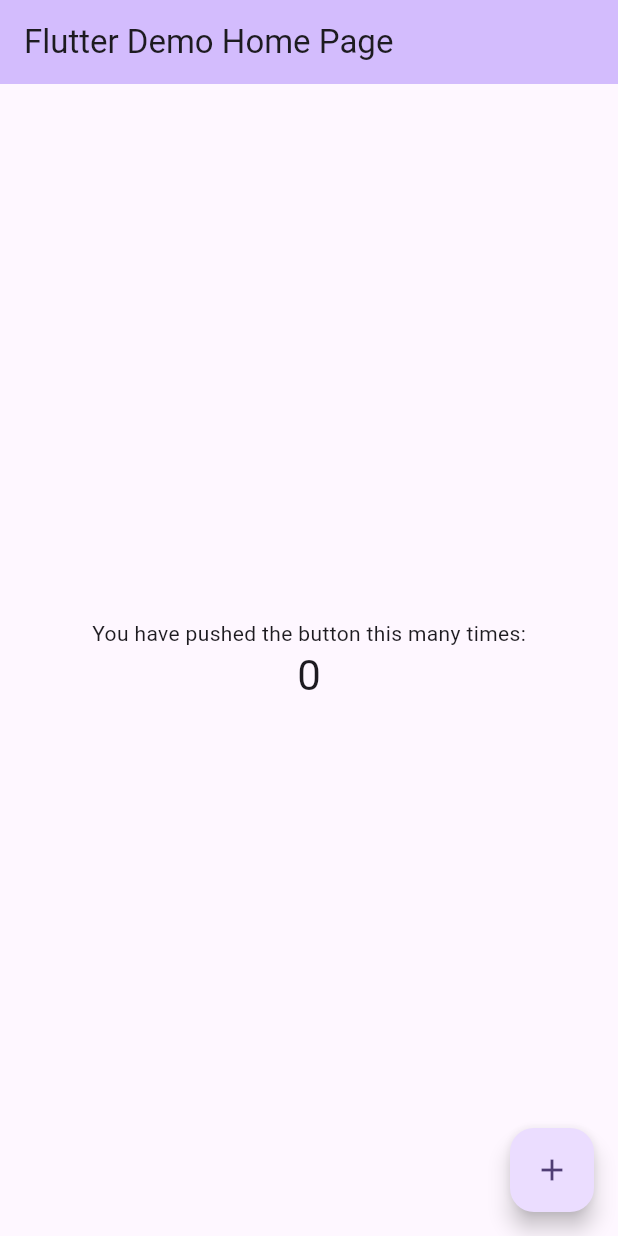
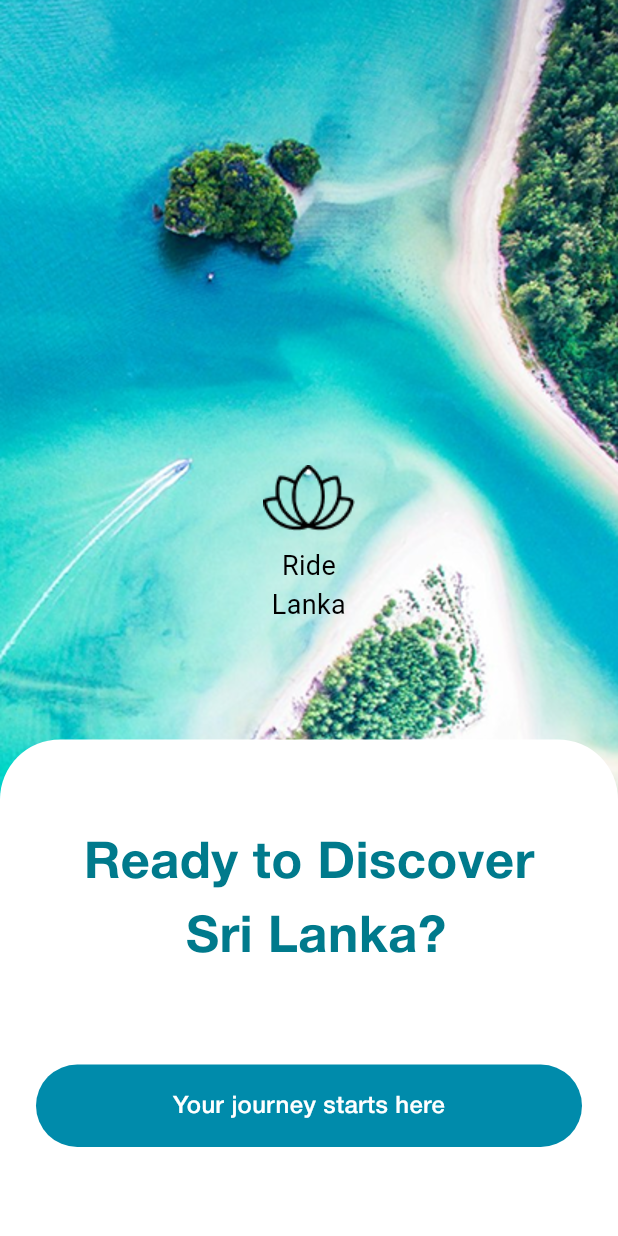
Before and after one commit to SithilSemitha/Ride-lanka-mobile-dev, a Flutter app: the screen it shows after launch, on a phone screen of 412 x 824 dp. Run offline on Flutter 3.47's test engine with Material 3 defaults, Android fonts, the light colour scheme and no system bars; our stand-ins replace google_fonts.

Commit message:
splash screen & landing screen implement

```diff
--- a/analysis_options.yaml
+++ b/analysis_options.yaml
@@ -7,6 +7,9 @@
 
 # The following line activates a set of recommended lints for Flutter apps,
 # packages, and plugins designed to encourage good coding practices.
+analyzer:
+  errors:
+    non_constant_identifier_names: ignore
 include: package:flutter_lints/flutter.yaml
 
 linter:
--- /dev/null
+++ b/lib/core/constants/app_assets.dart
@@ -0,0 +1,4 @@
+class AppAssets {
+  static const String logo = 'assets/images/logo.png';
+  static const String landBack = 'assets/images/landback.jpg';
+}
--- /dev/null
+++ b/lib/core/constants/app_colors.dart
@@ -0,0 +1,8 @@
+import 'package:flutter/material.dart';
+
+class AppColors {
+  static const Color primaryColor = Color(0xFF007A8C);
+  static const Color lowPrimaryColor = Color(0xFF008BAB);
+  static const Color white = Color.fromARGB(255, 255, 255, 255);
+  static const Color black = Colors.black;
+}
--- a/lib/main.dart
+++ b/lib/main.dart
@@ -1,4 +1,5 @@
 import 'package:flutter/material.dart';
+import 'package:ride_lanka/routes/app_routes.dart';
 
 void main() {
   runApp(const MyApp());
@@ -7,116 +8,16 @@ void main() {
 class MyApp extends StatelessWidget {
   const MyApp({super.key});
 
-  // This widget is the root of your application.
   @override
   Widget build(BuildContext context) {
     return MaterialApp(
+      debugShowCheckedModeBanner: false,
       title: 'Flutter Demo',
       theme: ThemeData(
-        // This is the theme of your application.
-        //
-        // TRY THIS: Try running your application with "flutter run". You'll see
-        // the application has a purple toolbar. Then, without quitting the app,
-        // try changing the seedColor in the colorScheme below to Colors.green
-        // and then invoke "hot reload" (save your changes or press the "hot
-        // reload" button in a Flutter-supported IDE, or press "r" if you used
-        // the command line to start the app).
-        //
-        // Notice that the counter didn't reset back to zero; the application
-        // state is not lost during the reload. To reset the state, use hot
-        // restart instead.
-        //
-        // This works for code too, not just values: Most code changes can be
-        // tested with just a hot reload.
         colorScheme: ColorScheme.fromSeed(seedColor: Colors.deepPurple),
       ),
-      home: const MyHomePage(title: 'Flutter Demo Home Page'),
+      routes: AppRoutes.routes,
+      initialRoute: AppRoutes.splash,
     );
   }
 }
-
-class MyHomePage extends StatefulWidget {
-  const MyHomePage({super.key, required this.title});
-
-  // This widget is the home page of your application. It is stateful, meaning
-  // that it has a State object (defined below) that contains fields that affect
-  // how it looks.
-
-  // This class is the configuration for the state. It holds the values (in this
-  // case the title) provided by the parent (in this case the App widget) and
-  // used by the build method of the State. Fields in a Widget subclass are
-  // always marked "final".
-
-  final String title;
-
-  @override
-  State<MyHomePage> createState() => _MyHomePageState();
-}
-
-class _MyHomePageState extends State<MyHomePage> {
-  int _counter = 0;
-
-  void _incrementCounter() {
-    setState(() {
-      // This call to setState tells the Flutter framework that something has
-      // changed in this State, which causes it to rerun the build method below
-      // so that the display can reflect the updated values. If we changed
-      // _counter without calling setState(), then the build method would not be
-      // called again, and so nothing would appear to happen.
-      _counter++;
-    });
-  }
-
-  @override
-  Widget build(BuildContext context) {
-    // This method is rerun every time setState is called, for instance as done
-    // by the _incrementCounter method above.
-    //
-    // The Flutter framework has been optimized to make rerunning build methods
-    // fast, so that you can just rebuild anything that needs updating rather
-    // than having to individually change instances of widgets.
-    return Scaffold(
-      appBar: AppBar(
-        // TRY THIS: Try changing the color here to a specific color (to
-        // Colors.amber, perhaps?) and trigger a hot reload to see the AppBar
-        // change color while the other colors stay the same.
-        backgroundColor: Theme.of(context).colorScheme.inversePrimary,
-        // Here we take the value from the MyHomePage object that was created by
-        // the App.build method, and use it to set our appbar title.
-        title: Text(widget.title),
-      ),
-      body: Center(
-        // Center is a layout widget. It takes a single child and positions it
-        // in the middle of the parent.
-        child: Column(
-          // Column is also a layout widget. It takes a list of children and
-          // arranges them vertically. By default, it sizes itself to fit its
-          // children horizontally, and tries to be as tall as its parent.
-          //
-          // Column has various properties to control how it sizes itself and
-          // how it positions its children. Here we use mainAxisAlignment to
-          // center the children vertically; the main axis here is the vertical
-          // axis because Columns are vertical (the cross axis would be
-          // horizontal).
-          //
-          // TRY THIS: Invoke "debug painting" (choose the "Toggle Debug Paint"
-          // action in the IDE, or press "p" in the console), to see the
-          // wireframe for each widget.
-          mainAxisAlignment: MainAxisAlignment.center,
-          children: <Widget>[
-            const Text('You have pushed the button this many times:'),
-            Text(
-              '$_counter',
-              style: Theme.of(context).textTheme.headlineMedium,
-            ),
-          ],
-        ),
-      ),
-      floatingActionButton: FloatingActionButton(
-        onPressed: _incrementCounter,
-        tooltip: 'Increment',
-        child: const Icon(Icons.add),
-      ), // This trailing comma makes auto-formatting nicer for build methods.
-    );
-  }
-}
--- /dev/null
+++ b/lib/routes/app_routes.dart
@@ -0,0 +1,19 @@
+import 'package:flutter/material.dart';
+import 'package:ride_lanka/screens/auth/login_screen.dart';
+import 'package:ride_lanka/screens/splash/land_screen.dart';
+import 'package:ride_lanka/screens/splash/splash_screen.dart';
+
+class AppRoutes {
+  const AppRoutes._();
+
+  static const String splash = '/';
+  static const String land = '/land';
+  static const String login = '/login';
+  static const String register = '/register';
+
+  static Map<String, WidgetBuilder> routes = {
+    splash: (context) => const SplashScreen(),
+    land: (context) => const LandScreen(),
+    login: (context) => const LoginScreen(),
+  };
+}
--- /dev/null
+++ b/lib/screens/splash/land_screen.dart
@@ -0,0 +1,104 @@
+import 'package:flutter/material.dart';
+import 'package:ride_lanka/core/constants/app_assets.dart';
+import 'package:ride_lanka/core/constants/app_colors.dart';
+import 'package:ride_lanka/routes/app_routes.dart';
+
+class LandScreen extends StatefulWidget {
+  const LandScreen({super.key});
+
+  @override
+  State<LandScreen> createState() => _LandScreenState();
+}
+
+class _LandScreenState extends State<LandScreen> {
+  @override
+  Widget build(BuildContext context) {
+    return Scaffold(
+      backgroundColor: AppColors.primaryColor,
+      body: Stack(
+        children: [
+          Image.asset(
+            AppAssets.landBack,
+            filterQuality: FilterQuality.high,
+            width: double.infinity,
+            fit: BoxFit.cover,
+            height: double.infinity,
+          ),
+          Positioned(
+            top: 310,
+            left: 0,
+            right: 0,
+            child: Column(
+              children: [
+                Image.asset(AppAssets.logo, color: AppColors.black),
+                const SizedBox(height: 10),
+                Text(
+                  'Ride\nLanka',
+                  textAlign: TextAlign.center,
+                  style: TextStyle(
+                    color: AppColors.black,
+                    fontSize: 18,
+                    fontWeight: FontWeight.w400,
+                  ),
+                ),
+              ],
+            ),
+          ),
+          Align(
+            alignment: Alignment.bottomCenter,
+            child: Container(
+              padding: EdgeInsets.symmetric(horizontal: 24),
+              width: double.infinity,
+              height: 331,
+              decoration: BoxDecoration(
+                color: AppColors.white,
+                borderRadius: BorderRadius.vertical(top: Radius.circular(40)),
+              ),
+              child: SafeArea(
+                child: Column(
+                  mainAxisAlignment: MainAxisAlignment.spaceEvenly,
+                  children: [
+                    Text(
+                      'Ready to Discover\n Sri Lanka?',
+                      textAlign: TextAlign.center,
+                      style: TextStyle(
+                        fontSize: 34,
+                        fontWeight: FontWeight.bold,
+                        color: AppColors.primaryColor,
+                        fontFamily: 'Helvetica',
+                      ),
+                    ),
+                    GestureDetector(
+                      onTap: () {
+                        Navigator.pushNamed(context, AppRoutes.login);
+                      },
+                      child: Container(
+                        width: double.infinity,
+                        height: 55,
+                        decoration: BoxDecoration(
+                          color: AppColors.lowPrimaryColor,
+                          borderRadius: BorderRadius.circular(30),
+                        ),
+                        child: Center(
+                          child: Text(
+                            'Your journey starts here',
+                            style: TextStyle(
+                              color: AppColors.white,
+                              fontFamily: 'Helvetica1',
+                              fontWeight: FontWeight.w500,
+                              fontSize: 16,
+                            ),
+                          ),
+                        ),
+                      ),
+                    ),
+                  ],
+                ),
+              ),
+            ),
+          ),
+        ],
+      ),
+    );
+  }
+}
```
Also changed, not shown: lib/core/constants/app_fonts.dart (added, +12 -0 lines), lib/screens/auth/login_screen.dart (added, +15 -0 lines), lib/screens/splash/splash_screen.dart (added, +52 -0 lines), pubspec.yaml (+14 -6 lines), assets/fonts/boldhelvetica.otf (added), assets/fonts/mediumhelvetica.otf (added), assets/images/landback.jpg (added), assets/images/logo.png (added), lib/screens/auth/register_screen.dart (added), pubspec.lock, 1 other file.
